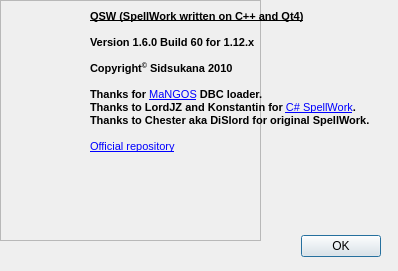
sidsukana/QSpellWork, file QSW/AboutFormUI.ui: the form before one commit.
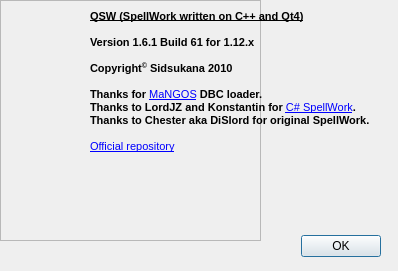
The form after the commit. Icons and pictures are not drawn.

```diff
--- a/QSW/AboutFormUI.ui
+++ b/QSW/AboutFormUI.ui
@@ -83,7 +83,7 @@
 &lt;/style&gt;&lt;/head&gt;&lt;body style=&quot; font-family:'MS Shell Dlg 2'; font-size:8.25pt; font-weight:400; font-style:normal;&quot;&gt;
 &lt;p style=&quot; margin-top:0px; margin-bottom:0px; margin-left:0px; margin-right:0px; -qt-block-indent:0; text-indent:0px;&quot;&gt;&lt;span style=&quot; font-size:8pt; font-weight:600; text-decoration: underline;&quot;&gt;QSW (SpellWork written on C++ and Qt4)&lt;/span&gt;&lt;/p&gt;
 &lt;p style=&quot;-qt-paragraph-type:empty; margin-top:0px; margin-bottom:0px; margin-left:0px; margin-right:0px; -qt-block-indent:0; text-indent:0px; font-size:8pt; font-weight:600;&quot;&gt;&lt;/p&gt;
-&lt;p style=&quot; margin-top:0px; margin-bottom:0px; margin-left:0px; margin-right:0px; -qt-block-indent:0; text-indent:0px;&quot;&gt;&lt;span style=&quot; font-size:8pt; font-weight:600;&quot;&gt;Version 1.6.0 Build 60 for 1.12.x&lt;/span&gt;&lt;/p&gt;
+&lt;p style=&quot; margin-top:0px; margin-bottom:0px; margin-left:0px; margin-right:0px; -qt-block-indent:0; text-indent:0px;&quot;&gt;&lt;span style=&quot; font-size:8pt; font-weight:600;&quot;&gt;Version 1.6.1 Build 61 for 1.12.x&lt;/span&gt;&lt;/p&gt;
 &lt;p style=&quot;-qt-paragraph-type:empty; margin-top:0px; margin-bottom:0px; margin-left:0px; margin-right:0px; -qt-block-indent:0; text-indent:0px; font-size:8pt; font-weight:600;&quot;&gt;&lt;/p&gt;
 &lt;p style=&quot; margin-top:0px; margin-bottom:0px; margin-left:0px; margin-right:0px; -qt-block-indent:0; text-indent:0px;&quot;&gt;&lt;span style=&quot; font-size:8pt; font-weight:600;&quot;&gt;Copyright&lt;/span&gt;&lt;span style=&quot; font-size:8pt; font-weight:600; vertical-align:super;&quot;&gt;©&lt;/span&gt;&lt;span style=&quot; font-size:8pt; font-weight:600;&quot;&gt; Sidsukana 2010&lt;/span&gt;&lt;/p&gt;
 &lt;p style=&quot;-qt-paragraph-type:empty; margin-top:0px; margin-bottom:0px; margin-left:0px; margin-right:0px; -qt-block-indent:0; text-indent:0px; font-size:8pt; font-weight:600;&quot;&gt;&lt;/p&gt;
```
